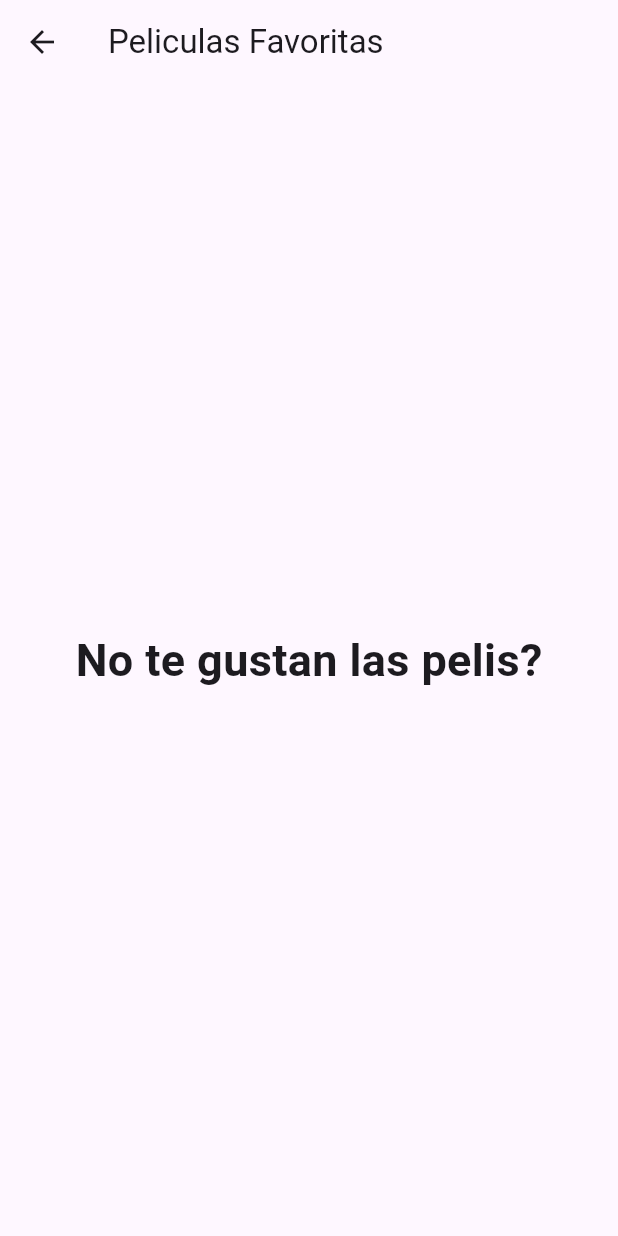
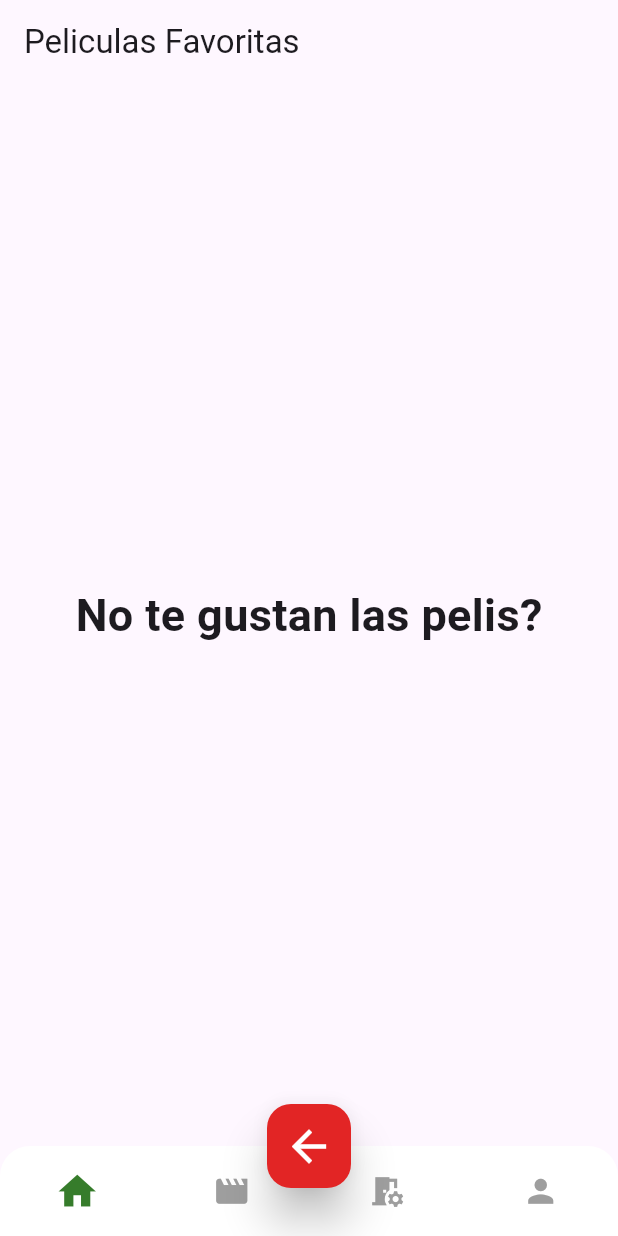
Before and after one commit to Drakho764/johndeereapp, a Flutter app: the FavMovie screen opened directly, on a phone screen of 412 x 824 dp. Run offline on Flutter 3.47's test engine with Material 3 defaults, Android fonts, the phone set to English and light mode, and no system bars; our stand-ins replace adaptive_theme, custom_refresh_indicator, flutter_local_notifications, flutter_rating_bar, google_fonts, image_picker and 5 more; accounts and stored records are empty; network calls fail.

Commit message:
Practica 5

```diff
--- a/lib/screens/fav_movie.dart
+++ b/lib/screens/fav_movie.dart
@@ -1,4 +1,6 @@
 import 'package:flutter/material.dart'; //1
+import 'package:johndeereapp/screens/popular_screen.dart';
+import 'package:johndeereapp/screens/profile/widgets/custom_bottom_bar.dart';
 import 'package:provider/provider.dart';
 import 'package:johndeereapp/database/agendadb.dart';
 import 'package:johndeereapp/models/popular_model.dart';
@@ -16,7 +18,6 @@ class FavMovie extends StatefulWidget {
 class _FavMovie extends State<FavMovie> {
   AgendaDB? agendaDB;
 
-
   @override
   void initState() {
     super.initState();
@@ -30,6 +31,7 @@ class _FavMovie extends State<FavMovie> {
     return Scaffold(
       appBar: AppBar(
         title: const Text("Peliculas Favoritas"),
+        automaticallyImplyLeading: false,
       ),
       body: FutureBuilder(
           future: agendaDB!.GETALLPOPULAR(),
@@ -38,8 +40,7 @@ class _FavMovie extends State<FavMovie> {
               if (snapshot.data!.isNotEmpty) {
                 return GridView.builder(
                   padding: const EdgeInsets.all(10),
-                    gridDelegate:
-                        const SliverGridDelegateWithFixedCrossAxisCount(
+                  gridDelegate: const SliverGridDelegateWithFixedCrossAxisCount(
                     crossAxisCount: 2,
                     mainAxisSpacing: 10,
                     childAspectRatio: .8,
@@ -50,13 +51,15 @@ class _FavMovie extends State<FavMovie> {
                     if (snapshot.hasData) {
                       return InkWell(
                           onTap: () {
-                            Navigator.push(
+                            Navigator.pushReplacement(
                                 context,
                                 MaterialPageRoute(
                                     builder: (BuildContext context) =>
                                         DetailMovieScreenFav(model: model)));
                           },
-                          child:Hero(tag: model, child: ItemPopularMovie(
+                          child: Hero(
+                              tag: model,
+                              child: ItemPopularMovie(
                                   popularModel: snapshot.data![index]))
 
                           /*ItemPopularMovie(
@@ -78,14 +81,27 @@ class _FavMovie extends State<FavMovie> {
                 return const Center(
                   child: Text(
                     'No te gustan las pelis?',
-                      style:
-                          TextStyle(fontSize: 30, fontWeight: FontWeight.bold),
+                    style: TextStyle(fontSize: 30, fontWeight: FontWeight.bold),
                   ),
                 );
               }
             }
             return Container();
-
-            }));
+          }),
+      bottomNavigationBar: CustomBottomBar(),
+      floatingActionButton: FloatingActionButton(
+        elevation: 12,
+        backgroundColor: Color.fromARGB(255, 226, 37, 37),
+        onPressed: () {
+          Navigator.pop(context);
+        },
+        child: Icon(
+          Icons.arrow_back_sharp,
+          color: Colors.white,
+          size: 34,
+        ),
+      ),
+      floatingActionButtonLocation: FloatingActionButtonLocation.centerDocked,
+    );
   }
 }
--- a/pubspec.yaml
+++ b/pubspec.yaml
@@ -58,6 +58,7 @@ dependencies:
   flutter_inappwebview: ^6.1.5
   google_fonts: ^6.2.1
   url_launcher: ^6.3.1
+  animated_snack_bar: ^0.4.0
 
 dev_dependencies:
   flutter_test:
```
Also changed, not shown: lib/screens/detail_movie_screen.dart (+22 -4 lines), lib/screens/detail_movie_screen_fav.dart (+21 -3 lines), lib/screens/popular_screen.dart (+25 -10 lines), lib/screens/profile/widgets/custom_bottom_bar.dart (+6 -1 lines), pubspec.lock. Lines whose indentation alone changed are shown as unchanged.
